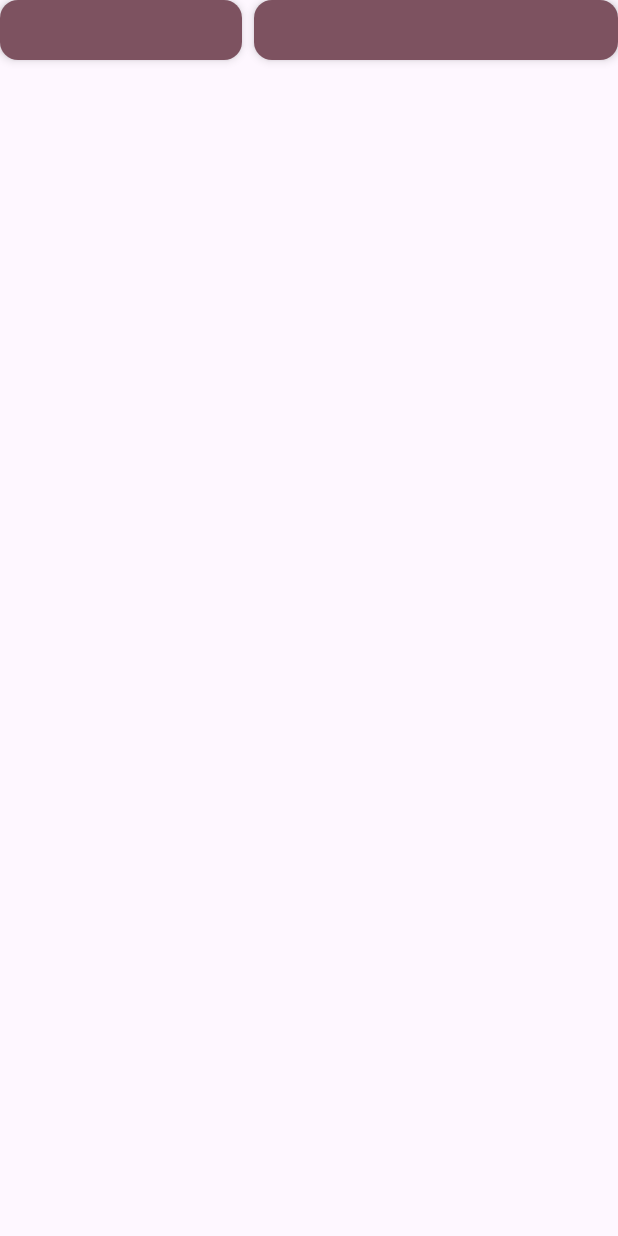
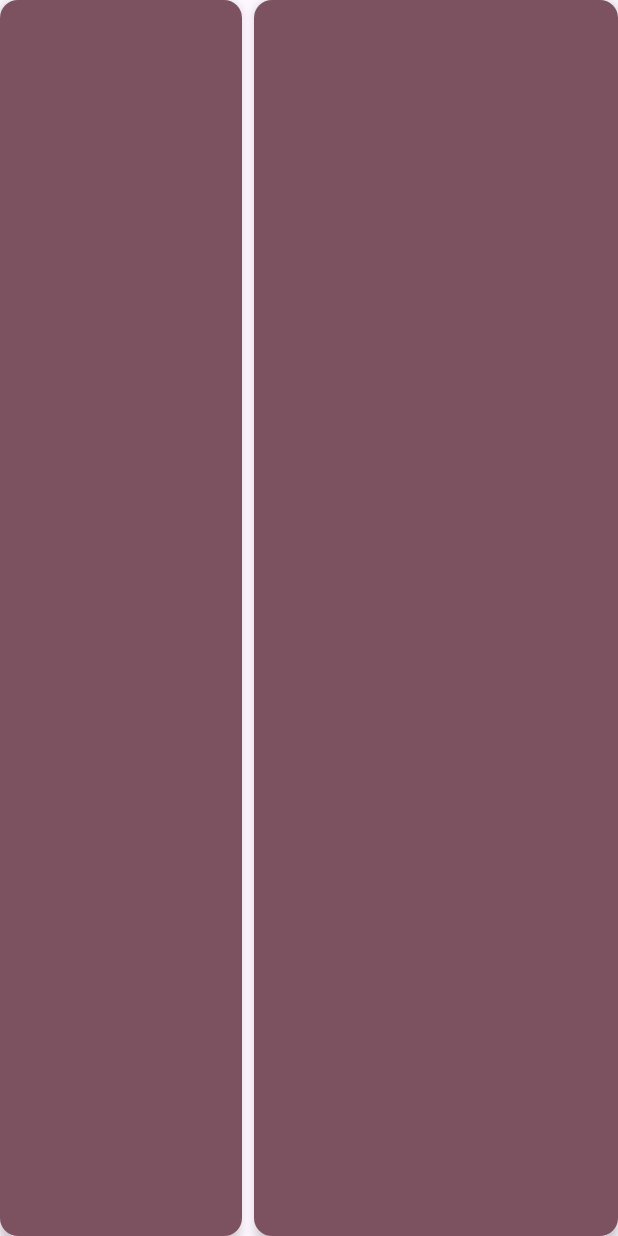
Before and after one commit to kuromiichi/omnitimer, an Android app built with Jetpack Compose: the composable CategoryDisplay called with empty values, on a phone screen of 412 x 824 dp. Run offline under Robolectric (Android 15) with nearby library versions, the phone set to English and light mode, and no system bars; our stand-ins replace Compose Multiplatform resources.

Commit message:
Modified composables to fit the screen structure

```diff
--- a/app/composeApp/src/commonMain/kotlin/ui/composables/timer/CategoryDisplay.kt
+++ b/app/composeApp/src/commonMain/kotlin/ui/composables/timer/CategoryDisplay.kt
@@ -3,6 +3,7 @@ package ui.composables.timer
 import androidx.compose.foundation.layout.Arrangement
 import androidx.compose.foundation.layout.Box
 import androidx.compose.foundation.layout.Row
+import androidx.compose.foundation.layout.fillMaxHeight
 import androidx.compose.foundation.layout.padding
 import androidx.compose.material3.MaterialTheme
 import androidx.compose.material3.Surface
@@ -27,7 +28,7 @@ fun CategoryDisplay(
             shape = MaterialTheme.shapes.medium,
             color = MaterialTheme.colorScheme.tertiary,
             shadowElevation = 4.dp,
-            modifier = Modifier.weight(2f)
+            modifier = Modifier.weight(2f).fillMaxHeight()
         ) {
             Box(contentAlignment = Alignment.Center) {
                 Text(
@@ -40,7 +41,7 @@ fun CategoryDisplay(
             shape = MaterialTheme.shapes.medium,
             color = MaterialTheme.colorScheme.tertiary,
             shadowElevation = 4.dp,
-            modifier = Modifier.weight(3f)
+            modifier = Modifier.weight(3f).fillMaxHeight()
         ) {
             Box(contentAlignment = Alignment.Center) {
                 Text(
```
Also changed, not shown: app/composeApp/src/commonMain/kotlin/ui/composables/timer/ScrambleImage.kt (+15 -13 lines), app/composeApp/src/commonMain/kotlin/ui/composables/timer/StatsDisplay.kt (+12 -0 lines), app/composeApp/src/commonMain/kotlin/ui/composables/timer/TimerArea.kt (+11 -3 lines).
